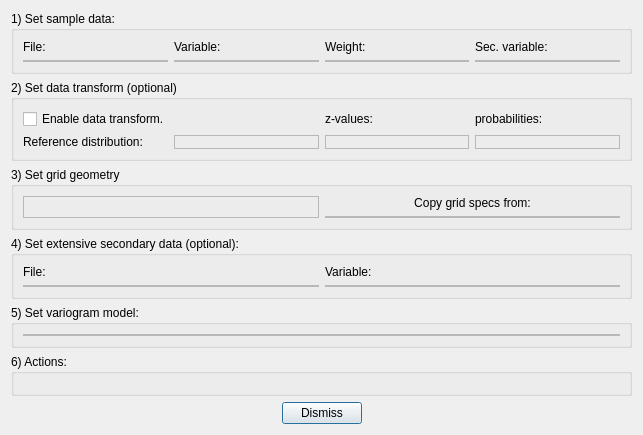
Above: dialogs/sgsimdialog.ui from PauloCarvalhoRJ/gammaray before the change. Below: the same form after it.
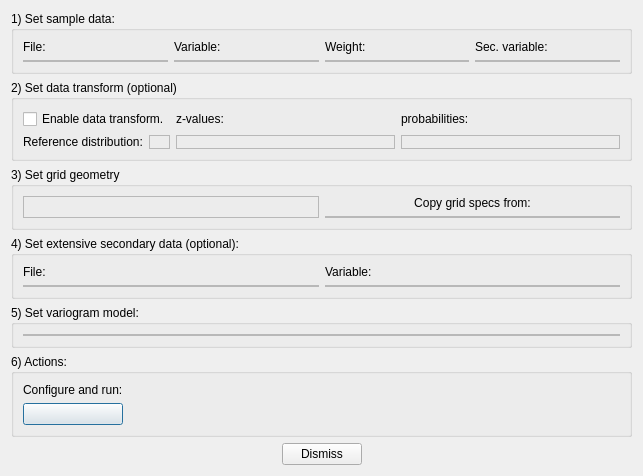
That is the form after the change. Icons and pictures are not drawn.

Commit message: SGSIM: completing dialog signal/slots.

What changed in the file:
```diff
--- a/dialogs/sgsimdialog.ui
+++ b/dialogs/sgsimdialog.ui
@@ -208,6 +208,12 @@
       </item>
       <item row="1" column="3">
        <widget class="QFrame" name="frmDistValuesPlaceholder">
+        <property name="sizePolicy">
+         <sizepolicy hsizetype="Expanding" vsizetype="Preferred">
+          <horstretch>0</horstretch>
+          <verstretch>0</verstretch>
+         </sizepolicy>
+        </property>
         <property name="frameShape">
          <enum>QFrame::StyledPanel</enum>
         </property>
@@ -235,6 +241,12 @@
       </item>
       <item row="1" column="5">
        <widget class="QFrame" name="frmDistFreqPlaceholder">
+        <property name="sizePolicy">
+         <sizepolicy hsizetype="Expanding" vsizetype="Preferred">
+          <horstretch>0</horstretch>
+          <verstretch>0</verstretch>
+         </sizepolicy>
+        </property>
         <property name="frameShape">
          <enum>QFrame::StyledPanel</enum>
         </property>
@@ -452,7 +464,39 @@
      <property name="title">
       <string>6) Actions:</string>
      </property>
-     <layout class="QGridLayout" name="gridLayout_6"/>
+     <layout class="QGridLayout" name="gridLayout_6">
+      <item row="1" column="0">
+       <widget class="QPushButton" name="btnConfigAndRun">
+        <property name="text">
+         <string/>
+        </property>
+        <property name="icon">
+         <iconset resource="../resources.qrc">
+          <normaloff>:/icons32/setting32</normaloff>:/icons32/setting32</iconset>
+        </property>
+       </widget>
+      </item>
+      <item row="0" column="0">
+       <widget class="QLabel" name="label_11">
+        <property name="text">
+         <string>Configure and run:</string>
+        </property>
+       </widget>
+      </item>
+      <item row="1" column="1">
+       <spacer name="horizontalSpacer_3">
+        <property name="orientation">
+         <enum>Qt::Horizontal</enum>
+        </property>
+        <property name="sizeHint" stdset="0">
+         <size>
+          <width>40</width>
+          <height>20</height>
+         </size>
+        </property>
+       </spacer>
+      </item>
+     </layout>
     </widget>
    </item>
    <item>
```
Left out of the diff: 7 changed lines with no effect on the pictures. The commit also changes 7 other files.
